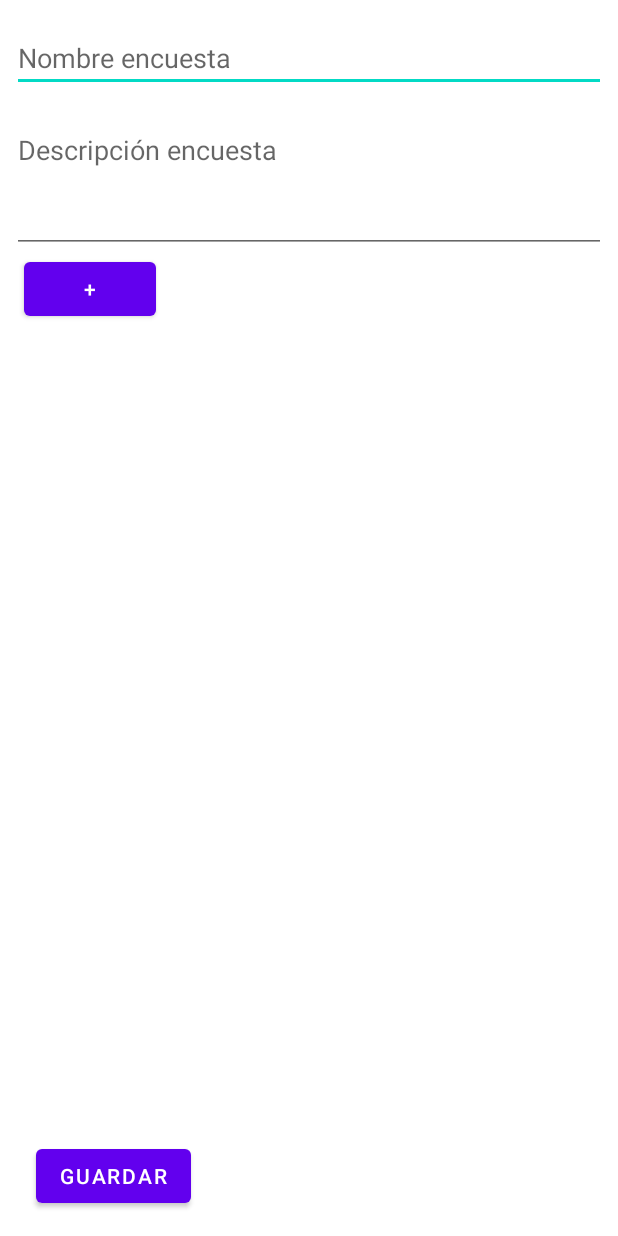
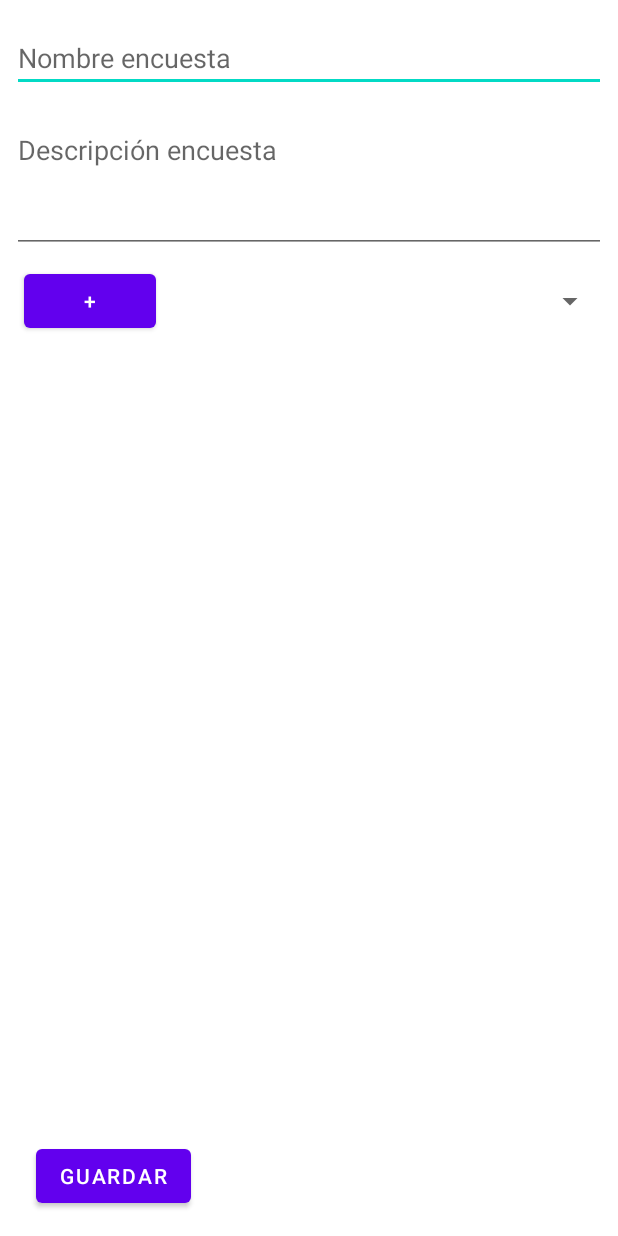
Before and after one commit to Danavarro19/PDM_AskAns, an Android app: the layout fragment_crear_encuesta.xml on its own in the app's theme, with its tools: preview values and no code run, on a phone screen of 412 x 824 dp. Run offline under Robolectric (Android 15) with nearby library versions, the phone set to English and light mode, and no system bars.

Commit message:
creare encuestas

```diff
--- a/app/src/main/java/com/dnavarro/askanswerviews/entity/encuesta.kt
+++ b/app/src/main/java/com/dnavarro/askanswerviews/entity/encuesta.kt
@@ -5,7 +5,6 @@ data class encuesta (
     var nombre_encuesta: String,
     var descrip_encuesta: String,
     var ip_disp: String,
-    var tags_publico: MutableCollection<String>,
     var lanzamiento_pago: MutableCollection<String>,
     var preguntas: MutableCollection<pregunta>
 )
--- a/app/src/main/res/layout/fragment_crear_encuesta.xml
+++ b/app/src/main/res/layout/fragment_crear_encuesta.xml
@@ -13,7 +13,7 @@
         tools:context=".fragments.crearEncuesta">
 
         <com.google.android.material.textfield.TextInputEditText
-            android:id="@+id/textInputEditText"
+            android:id="@+id/nombre"
             android:layout_width="match_parent"
             android:layout_height="wrap_content"
             android:layout_marginStart="8dp"
@@ -25,7 +25,7 @@
             app:layout_constraintTop_toTopOf="parent" />
 
         <EditText
-            android:id="@+id/editText3"
+            android:id="@+id/descripcion"
             android:layout_width="match_parent"
             android:layout_height="91dp"
             android:layout_marginStart="8dp"
@@ -38,35 +38,50 @@
             app:layout_constraintEnd_toEndOf="parent"
             app:layout_constraintHorizontal_bias="0.483"
             app:layout_constraintStart_toStartOf="parent"
-            app:layout_constraintTop_toBottomOf="@+id/textInputEditText" />
+            app:layout_constraintTop_toBottomOf="@+id/nombre" />
 
         <Button
-            android:id="@+id/button2"
+            android:id="@+id/addPregunta"
             android:layout_width="wrap_content"
             android:layout_height="wrap_content"
             android:layout_marginStart="16dp"
+            android:layout_marginTop="8dp"
             android:text="+"
             app:layout_constraintStart_toStartOf="parent"
-            app:layout_constraintTop_toBottomOf="@+id/editText3" />
+            app:layout_constraintTop_toBottomOf="@+id/descripcion" />
+
+        <Spinner
+            android:id="@+id/planets_spinner"
+            android:layout_width="0dp"
+            android:layout_height="wrap_content"
+            android:layout_marginStart="8dp"
+            android:layout_marginTop="8dp"
+
+            android:layout_marginEnd="8dp"
+            app:layout_constraintBottom_toTopOf="@+id/scrollView2"
+            app:layout_constraintEnd_toEndOf="parent"
+            app:layout_constraintStart_toEndOf="@+id/addPregunta"
+            app:layout_constraintTop_toBottomOf="@+id/descripcion" />
 
         <ScrollView
             android:id="@+id/scrollView2"
             android:layout_width="match_parent"
             android:layout_height="0dp"
             android:layout_marginBottom="8dp"
-            app:layout_constraintBottom_toTopOf="@+id/button"
+            app:layout_constraintBottom_toTopOf="@+id/guardar"
             app:layout_constraintEnd_toEndOf="parent"
             app:layout_constraintStart_toStartOf="parent"
-            app:layout_constraintTop_toBottomOf="@+id/button2">
+            app:layout_constraintTop_toBottomOf="@+id/addPregunta">
 
             <LinearLayout
+                android:id="@+id/listaPreguntas"
                 android:layout_width="match_parent"
                 android:layout_height="wrap_content"
                 android:orientation="vertical" />
         </ScrollView>
 
         <Button
-            android:id="@+id/button"
+            android:id="@+id/guardar"
             android:layout_width="wrap_content"
             android:layout_height="wrap_content"
             android:layout_marginStart="24dp"
--- a/app/src/main/res/navigation/navigation.xml
+++ b/app/src/main/res/navigation/navigation.xml
@@ -38,5 +38,9 @@
     <fragment
         android:id="@+id/crearEncuesta"
         android:name="com.dnavarro.askanswerviews.fragments.crearEncuesta"
-        android:label="crearEncuesta" />
+        android:label="crearEncuesta" >
+        <action
+            android:id="@+id/action_crearEncuesta_to_fragment_home"
+            app:destination="@id/fragment_home" />
+    </fragment>
 </navigation>
--- a/app/src/main/res/values/strings.xml
+++ b/app/src/main/res/values/strings.xml
@@ -39,6 +39,11 @@
     <string name="inputEncuestaDescripcion">Descripción encuesta</string>
     <string name="inputbtnsave">Guardar</string>
 
+    <string-array name="TipoPreguntas">
+        <item>Abierta</item>
+        <item>Opcion Multiple</item>
+    </string-array>
+
     <!-- TODO: Remove or change this placeholder text -->
     <string name="hello_blank_fragment">Hello blank fragment</string>
     <string name="crear_encuesta">Crear encuesta</string>
```
Also changed, not shown: app/src/main/java/com/dnavarro/askanswerviews/fragments/crearEncuesta.kt (+43 -2 lines), app/src/main/java/com/dnavarro/askanswerviews/viewmodels/CrearEncuestaViewModel.kt (added, +59 -0 lines), app/src/main/java/com/dnavarro/askanswerviews/viewmodels/Userviewmodel.kt (+27 -0 lines).
